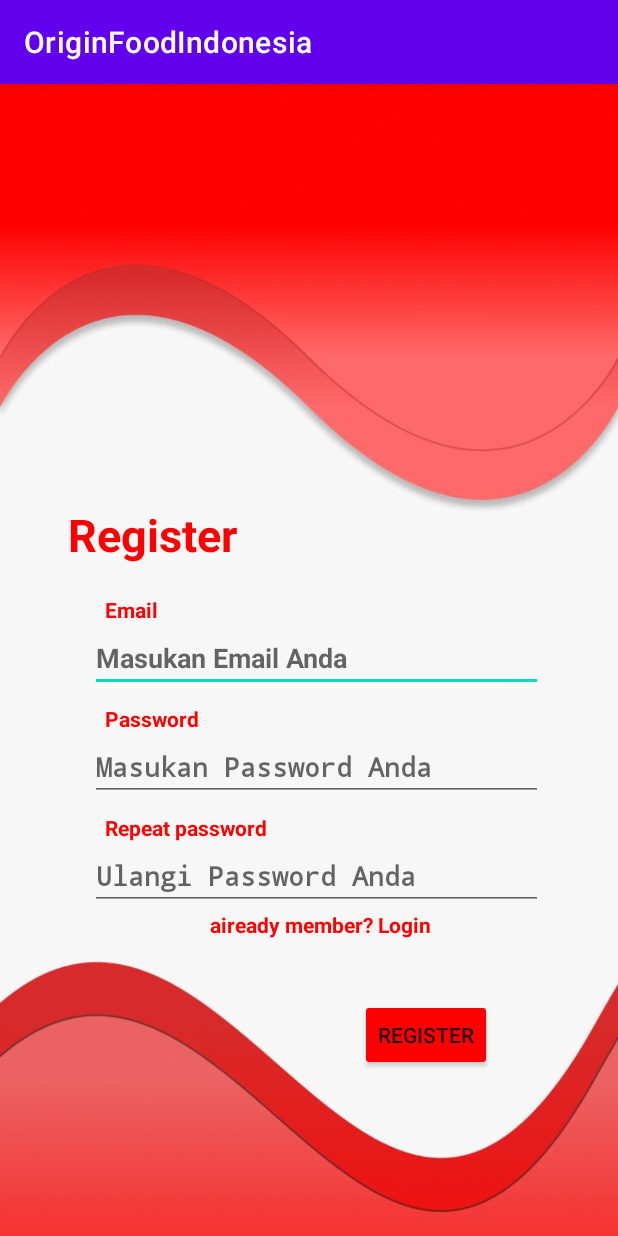
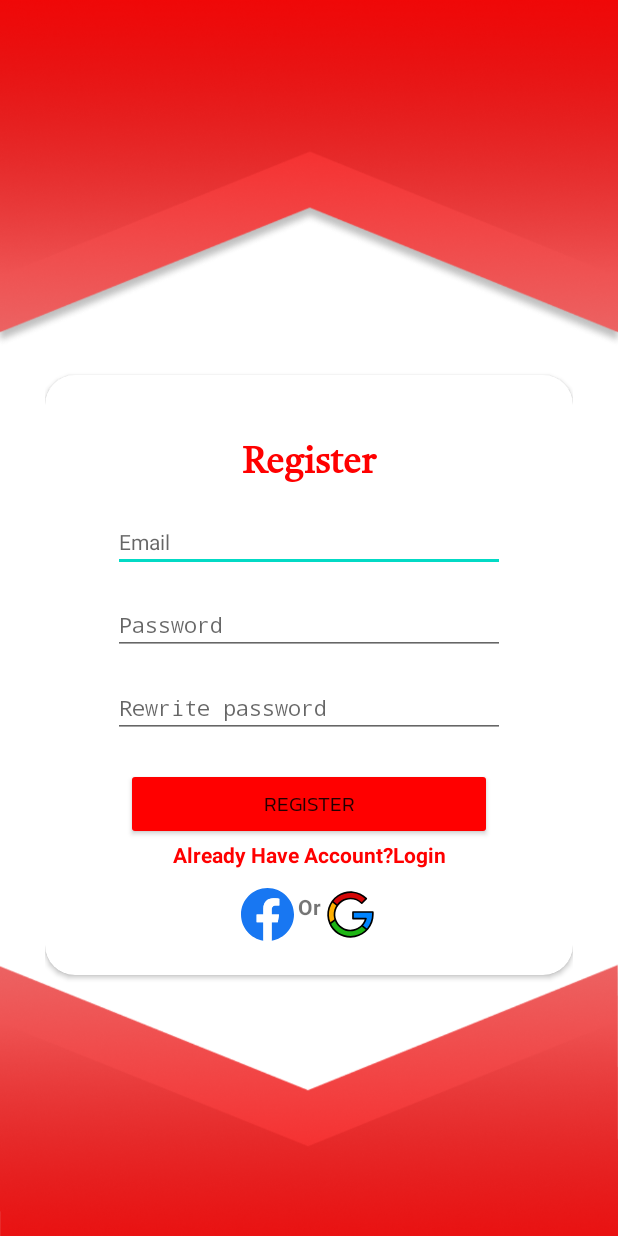
Before and after one commit to Aadityaanugrah10/OFI, an Android app: the RegisterActivity screen opened directly, with no data from a screen before it, on a phone screen of 412 x 824 dp. Run offline under Robolectric (Android 15) with nearby library versions, the phone set to English and light mode, and no system bars; our stand-ins replace Firebase (no records; nobody signed in at launch, a user with empty details on screens opened directly).

Commit message:
Tampilan Login 70%

```diff
--- a/MD/OFI/app/build.gradle
+++ b/MD/OFI/app/build.gradle
@@ -33,6 +33,9 @@ android {
     buildFeatures{
         viewBinding true
     }
+    defaultConfig {
+        vectorDrawables.useSupportLibrary = true
+    }
 }
 
 dependencies {
--- /dev/null
+++ b/MD/OFI/app/src/main/res/drawable/ic_facebook.xml
@@ -0,0 +1,5 @@
+<vector android:height="48dp" android:viewportHeight="1024"
+    android:viewportWidth="1024" android:width="48dp" xmlns:android="http://schemas.android.com/apk/res/android">
+    <path android:fillColor="#1877f2" android:pathData="M1024,512C1024,229.2 794.8,0 512,0S0,229.2 0,512c0,255.6 187.2,467.4 432,505.8V660H302V512H432V399.2C432,270.9 508.4,200 625.4,200 681.4,200 740,210 740,210V336H675.4C611.8,336 592,375.5 592,416V512H734L711.3,660H592v357.8C836.8,979.4 1024,767.6 1024,512Z"/>
+    <path android:fillColor="#fff" android:pathData="M711.3,660 L734,512H592V416C592,375.5 611.8,336 675.4,336H740V210s-58.6,-10 -114.6,-10C508.4,200 432,270.9 432,399.2V512H302V660H432v357.8a517.4,517.4 0,0 0,160 0V660Z"/>
+</vector>
--- /dev/null
+++ b/MD/OFI/app/src/main/res/drawable/ic_google.xml
@@ -0,0 +1,9 @@
+<vector android:height="48dp" android:viewportHeight="32"
+    android:viewportWidth="32" android:width="48dp" xmlns:android="http://schemas.android.com/apk/res/android">
+    <path android:fillColor="#d50707" android:fillType="evenOdd" android:pathData="m16.182,2.499c-2.662,-0.038 -5.346,0.704 -7.686,2.267 -5.347,3.573 -7.436,10.459 -4.975,16.4 2.461,5.942 8.804,9.331 15.111,8.076 6.308,-1.255 10.871,-6.815 10.871,-13.246l-0.006,0 0,-1.5 -12,0 0,4 3,0 3,0 1.82,0c-0.929,3.482 -3.758,6.229 -7.438,6.961 -4.525,0.9 -9.029,-1.507 -10.795,-5.769 -1.766,-4.263 -0.284,-9.149 3.553,-11.713 3.836,-2.563 8.917,-2.061 12.18,1.201l2.73,-2.728c-2.274,-2.274 -5.202,-3.587 -8.229,-3.885 -0.378,-0.037 -0.758,-0.059 -1.139,-0.064z"/>
+    <path android:fillColor="#1eb615" android:fillType="evenOdd" android:pathData="m6.8,18.906 l-3.205,2.418c2.508,5.842 8.786,9.163 15.037,7.92 2.889,-0.575 5.405,-2.06 7.291,-4.111l-3.021,-2.416c-1.324,1.36 -3.043,2.349 -5.021,2.742 -4.525,0.9 -9.029,-1.507 -10.795,-5.769 -0.107,-0.259 -0.202,-0.521 -0.285,-0.783z"/>
+    <path android:fillColor="#ffaf00" android:fillType="evenOdd" android:pathData="m4.991,8.175c-2.624,3.703 -3.287,8.605 -1.47,12.992 0.042,0.1 0.128,0.299 0.128,0.299 1.354,-0.782 2.354,-1.468 3.306,-2.116 -0.043,-0.114 -0.087,-0.235 -0.116,-0.322 -0.966,-2.908 -0.481,-6.03 1.184,-8.467 -2.02,-1.563 -2.02,-1.563 -3.032,-2.385z"/>
+    <path android:fillColor="#0084ff" android:fillType="evenOdd" android:pathData="m17.498,14.497 l0,4 3,0 3,0 1.82,0c-0.429,1.609 -1.278,3.05 -2.416,4.219l3.021,2.416c2.232,-2.427 3.58,-5.649 3.58,-9.135l-0.006,0 0,-1.5 -12,0z"/>
+    <path android:fillColor="#FF000000" android:fillType="evenOdd" android:pathData="m16.188,1.999c-2.759,-0.039 -5.544,0.731 -7.969,2.352 -5.544,3.704 -7.712,10.847 -5.16,17.008 2.552,6.16 9.132,9.676 15.672,8.375 6.54,-1.301 11.273,-7.069 11.273,-13.736a0.5,0.5 0,0 0,-0.006 -0.074l0,-1.426a0.5,0.5 0,0 0,-0.5 -0.5l-12,0a0.5,0.5 0,0 0,-0.5 0.5l0,4a0.5,0.5 0,0 0,0.5 0.5l3,0 3,0 1.072,0c-1.044,2.984 -3.53,5.323 -6.787,5.971 -4.296,0.854 -8.56,-1.424 -10.236,-5.471 -1.676,-4.047 -0.273,-8.672 3.369,-11.106 3.642,-2.433 8.452,-1.959 11.549,1.139a0.5,0.5 0,0 0,0.707 0l2.73,-2.728a0.5,0.5 0,0 0,0 -0.707c-2.357,-2.358 -5.396,-3.72 -8.533,-4.029 -0.373,-0.036 -0.75,-0.056 -1.127,-0.062 -0.003,0 -0.005,-0 -0.008,-0a0.5,0.5 0,0 0,-0.045 -0c-0.001,0 -0.001,0 -0.002,0zM16.174,2.999c0.365,0 0.733,0.027 1.098,0.062 2.751,0.271 5.376,1.481 7.508,3.449l-2.023,2.022c-3.434,-3.102 -8.509,-3.569 -12.395,-0.973 -4.031,2.693 -5.594,7.841 -3.738,12.32 1.855,4.479 6.601,7.014 11.355,6.068 3.866,-0.769 6.845,-3.66 7.822,-7.322a0.5,0.5 0,0 0,-0.482 -0.629l-1.82,0 -3,0 -2.5,0 0,-3 11,0 0,1a0.5,0.5 0,0 0,0.002 0.027c-0.013,6.183 -4.398,11.522 -10.465,12.729 -6.076,1.209 -12.182,-2.054 -14.553,-7.777 -2.371,-5.723 -0.36,-12.351 4.791,-15.793 2.253,-1.506 4.836,-2.22 7.4,-2.184z"/>
+    <path android:fillColor="#FF000000" android:fillType="evenOdd" android:pathData="M5.309,7.687l-0.631,0.775 3.029,2.469 0.631,-0.775 -3.029,-2.469zM23.223,22.277l-0.631,0.775 2.99,2.434 0.631,-0.775 -2.99,-2.434zM6.58,18.665l-3.346,2.506 0.6,0.801 3.346,-2.506 -0.6,-0.801z"/>
+</vector>
--- a/MD/OFI/app/src/main/res/layout/activity_register.xml
+++ b/MD/OFI/app/src/main/res/layout/activity_register.xml
@@ -9,134 +9,129 @@
     android:orientation="vertical"
     tools:context=".LoginActivity">
 
+    <androidx.cardview.widget.CardView
+        android:layout_width="match_parent"
+        android:layout_height="400dp"
+        android:layout_marginTop="220dp"
+        android:layout_centerInParent="true"
+        android:background="@color/white"
+        app:cardCornerRadius="20dp">
+
         <LinearLayout
             android:layout_width="match_parent"
             android:layout_height="wrap_content"
-        android:layout_marginTop="250dp"
-        android:layout_marginEnd="20dp"
-        android:orientation="vertical">
-        <FrameLayout
-            android:layout_width="match_parent"
-            android:layout_height="wrap_content">
-            <LinearLayout
+            android:orientation="vertical"
+            android:padding="30dp">
+
+            <TextView
                 android:layout_width="match_parent"
                 android:layout_height="wrap_content"
-                android:orientation="horizontal">
-
-                <TextView
-                    android:layout_width="wrap_content"
-                    android:layout_height="match_parent"
+                android:layout_gravity="center"
+                android:backgroundTint="@color/black"
+                android:text="Register"
+                android:textAlignment="center"
+                android:textColor="@color/red"
+                android:textSize="24sp"
                 android:textStyle="bold"
-                    android:textColor="@color/red"
-                    android:textSize="30sp"
-                    android:layout_marginLeft="15dp"
-                    android:layout_weight="1"
-                    android:text="Register"/>
-
-            </LinearLayout>
-        </FrameLayout>
-        <TextView
-            android:layout_width="wrap_content"
-            android:layout_height="wrap_content"
-            android:text="Email"
-            android:layout_marginLeft="40dp"
-            android:layout_marginTop="20dp"
-            android:textColor="@color/red"
-            android:textStyle="bold"/>
+                android:fontFamily="@font/besar"/>
 
             <EditText
                 android:id="@+id/edt_email_register"
                 android:layout_width="match_parent"
                 android:layout_height="wrap_content"
-            android:layout_marginLeft="30dp"
-            android:hint="Masukan Email Anda"
-            android:inputType="textEmailAddress"
-            android:outlineSpotShadowColor="@color/black"
-            android:shadowColor="@color/black"
-            android:textColor="@color/black"
-            android:textColorLink="@color/black"
-            android:textStyle="bold" />
-        <TextView
-            android:layout_width="wrap_content"
-            android:layout_height="wrap_content"
-            android:text="Password"
-            android:layout_marginLeft="40dp"
-            android:layout_marginTop="8dp"
-            android:textColor="@color/red"
-            android:textStyle="bold"/>
+                android:layout_marginLeft="15dp"
+                android:layout_marginRight="15dp"
+                android:layout_marginTop="15dp"
+                app:hintTextColor="#4E4A4A"
+                app:boxStrokeColor="#4E4A4A"
+                app:boxStrokeWidth="1dp"
+                style="@style/Widget.MaterialComponents.TextInputLayout.OutlinedBox.Dense"
+                android:hint="Email"
+                android:inputType="textEmailAddress" />
+
             <EditText
                 android:id="@+id/edt_password_register"
                 android:layout_width="match_parent"
                 android:layout_height="wrap_content"
-            android:layout_marginLeft="30dp"
-            android:hint="Masukan Password Anda"
-            android:inputType="textPassword"
-            android:outlineSpotShadowColor="@color/black"
-            android:shadowColor="@color/black"
-            android:textColor="@color/black"
-            android:textColorLink="@color/black"
-            android:textStyle="bold"/>
-        <TextView
-        android:layout_width="wrap_content"
-        android:layout_height="wrap_content"
-        android:text="Repeat password"
-        android:layout_marginLeft="40dp"
-        android:layout_marginTop="8dp"
-        android:textColor="@color/red"
-        android:textStyle="bold"/>
+                android:layout_marginLeft="15dp"
+                android:layout_marginRight="15dp"
+                android:layout_marginTop="15dp"
+                app:hintTextColor="#4E4A4A"
+                app:boxStrokeColor="#4E4A4A"
+                app:boxStrokeWidth="1dp"
+                style="@style/Widget.MaterialComponents.TextInputLayout.OutlinedBox.Dense"
+                android:hint="Password"
+                android:inputType="textPassword" />
             <EditText
                 android:layout_width="match_parent"
                 android:layout_height="wrap_content"
-            android:layout_marginLeft="30dp"
-            android:hint="Ulangi Password Anda"
-            android:inputType="textPassword"
-            android:outlineSpotShadowColor="@color/black"
-            android:shadowColor="@color/black"
-            android:textColor="@color/black"
-            android:textColorLink="@color/black"
-            android:textStyle="bold"/>
+                android:layout_marginLeft="15dp"
+                android:layout_marginRight="15dp"
+                android:layout_marginTop="15dp"
+                app:hintTextColor="#4E4A4A"
+                app:boxStrokeColor="#4E4A4A"
+                app:boxStrokeWidth="1dp"
+                style="@style/Widget.MaterialComponents.TextInputLayout.OutlinedBox.Dense"
+                android:hint="Rewrite password"
+                android:inputType="textPassword" />
 
-    </LinearLayout>
-
-    <FrameLayout
+            <Button
+                android:id="@+id/btn_register"
+                android:fontFamily="@font/light"
                 android:layout_width="match_parent"
-        android:layout_height="wrap_content">
-
-        <LinearLayout
-            android:layout_width="match_parent"
-            android:layout_height="match_parent"
-            android:orientation="horizontal">
+                android:layout_height="wrap_content"
+                android:layout_marginLeft="45dp"
+                android:layout_marginRight="45dp"
+                android:layout_marginStart="24dp"
+                android:layout_marginEnd="24dp"
+                android:layout_marginTop="20dp"
+                android:layout_gravity="center"
+                android:elevation="15dp"
+                android:backgroundTint="@color/red"
+                android:gravity="center"
+                android:text="Register" />
 
             <TextView
                 android:id="@+id/tv_to_login"
-                android:layout_width="314dp"
+                android:layout_width="match_parent"
                 android:layout_height="wrap_content"
-                android:layout_marginLeft="15dp"
-                android:layout_weight="1"
-                android:text="aiready member? Login"
+                android:backgroundTint="@color/black"
+                android:text="Already Have Account?Login"
                 android:textAlignment="center"
                 android:textColor="@color/red"
-                android:textSize="14sp"
                 android:textStyle="bold" />
 
+            <TextView
+                android:layout_width="match_parent"
+                android:layout_height="wrap_content"
+                android:layout_marginTop="15dp"
+                android:backgroundTint="@color/black"
+                android:text="Or"
+                android:textAlignment="center"
+                android:textStyle="bold"/>
+        </LinearLayout>
+        <LinearLayout
+            android:orientation="horizontal"
+            android:gravity="center"
+            android:layout_gravity="center"
+            android:layout_marginBottom="20dp"
+            android:layout_marginTop="180dp"
+            android:layout_width="match_parent"
+            android:layout_height="wrap_content">
+            <ImageView
+                android:src="@drawable/ic_facebook"
+                android:layout_margin="10dp"
+                android:layout_width="35dp"
+                android:layout_height="35dp"/>
+            <ImageView
+                android:src="@drawable/ic_google"
+                android:layout_margin="10dp"
+                android:layout_width="35dp"
+                android:layout_height="35dp"/>
         </LinearLayout>
 
-    </FrameLayout>
 
-    <FrameLayout
-        android:layout_width="wrap_content"
-        android:layout_height="wrap_content"
-        android:layout_marginLeft="210dp"
-        android:layout_marginTop="40dp">
-
-        <Button
-            android:id="@+id/btn_register"
-            android:layout_width="wrap_content"
-            android:layout_height="wrap_content"
-            android:backgroundTint="@color/red"
-            android:text="Register"
-            app:iconTint="@color/red" />
-    </FrameLayout>
+    </androidx.cardview.widget.CardView>
 
 
 </LinearLayout>
--- a/MD/OFI/app/src/main/res/values-night/themes.xml
+++ b/MD/OFI/app/src/main/res/values-night/themes.xml
@@ -1,6 +1,6 @@
 <resources xmlns:tools="http://schemas.android.com/tools">
     <!-- Base application theme. -->
-    <style name="Theme.OriginFoodIndonesia" parent="Theme.MaterialComponents.DayNight.DarkActionBar">
+    <style name="Theme.OriginFoodIndonesia" parent="Theme.MaterialComponents.DayNight.NoActionBar">
         <!-- Primary brand color. -->
         <item name="colorPrimary">@color/purple_200</item>
         <item name="colorPrimaryVariant">@color/purple_700</item>
--- a/MD/OFI/app/src/main/res/values/colors.xml
+++ b/MD/OFI/app/src/main/res/values/colors.xml
@@ -8,4 +8,5 @@
     <color name="black">#FF000000</color>
     <color name="white">#FFFFFFFF</color>
     <color name="red">#FF0000</color>
+    <color name="transparn">#00FF0000</color>
 </resources>
--- a/MD/OFI/app/src/main/res/values/themes.xml
+++ b/MD/OFI/app/src/main/res/values/themes.xml
@@ -1,6 +1,6 @@
 <resources xmlns:tools="http://schemas.android.com/tools">
     <!-- Base application theme. -->
-    <style name="Theme.OriginFoodIndonesia" parent="Theme.MaterialComponents.DayNight.DarkActionBar">
+    <style name="Theme.OriginFoodIndonesia" parent="Theme.MaterialComponents.DayNight.NoActionBar">
         <!-- Primary brand color. -->
         <item name="colorPrimary">@color/purple_500</item>
         <item name="colorPrimaryVariant">@color/purple_700</item>
```
Also changed, not shown: MD/OFI/app/src/main/res/layout/activity_login.xml (+89 -89 lines), MD/OFI/app/src/main/res/layout/activity_reset_password.xml (+22 -7 lines), MD/OFI/app/src/main/res/drawable-v24/bgregister.png (added), MD/OFI/app/src/main/res/drawable/bgregister.jpeg (deleted), MD/OFI/app/src/main/res/font/besar.ttf (added), MD/OFI/app/src/main/res/font/extrabold.ttf (added), MD/OFI/app/src/main/res/font/light.ttf (added), MD/OFI/app/src/main/res/font/wght.ttf (added), 3 other files. Lines whose indentation alone changed are shown as unchanged.
